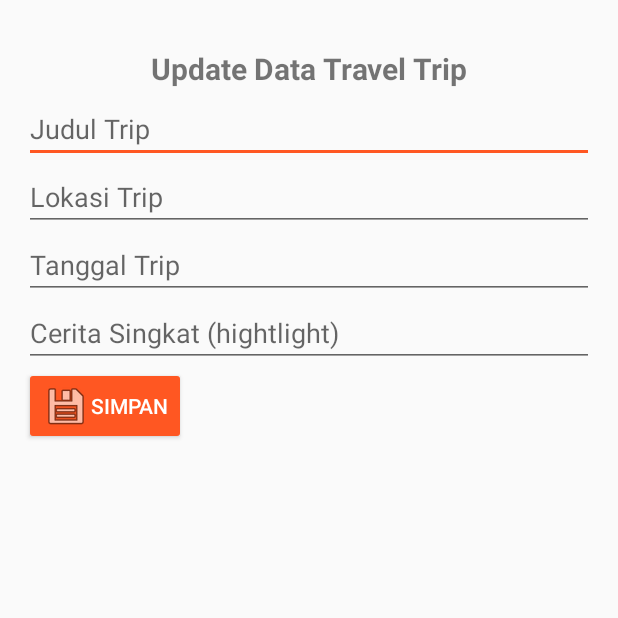
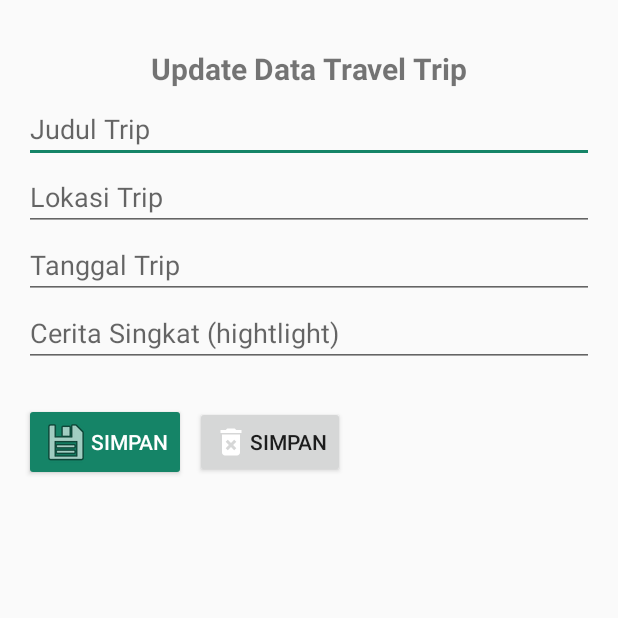
Before and after one commit to alvimuh/MyTravelTrip, an Android app: the UpdateTripActivity screen opened directly, with no data from a screen before it, on a phone screen of 412 x 824 dp, the top half of it. Run offline under Robolectric (Android 15) with nearby library versions, the phone set to English and light mode, and no system bars.

Commit message:
Add edit button

```diff
--- /dev/null
+++ b/app/src/main/res/drawable/ic_date_range_black_24dp.xml
@@ -0,0 +1,5 @@
+<vector android:height="24dp" android:tint="#FFFFFF"
+    android:viewportHeight="24.0" android:viewportWidth="24.0"
+    android:width="24dp" xmlns:android="http://schemas.android.com/apk/res/android">
+    <path android:fillColor="#FF000000" android:pathData="M9,11L7,11v2h2v-2zM13,11h-2v2h2v-2zM17,11h-2v2h2v-2zM19,4h-1L18,2h-2v2L8,4L8,2L6,2v2L5,4c-1.11,0 -1.99,0.9 -1.99,2L3,20c0,1.1 0.89,2 2,2h14c1.1,0 2,-0.9 2,-2L21,6c0,-1.1 -0.9,-2 -2,-2zM19,20L5,20L5,9h14v11z"/>
+</vector>
--- /dev/null
+++ b/app/src/main/res/drawable/ic_delete_forever_black_24dp.xml
@@ -0,0 +1,5 @@
+<vector android:height="24dp" android:tint="#FFFFFF"
+    android:viewportHeight="24.0" android:viewportWidth="24.0"
+    android:width="24dp" xmlns:android="http://schemas.android.com/apk/res/android">
+    <path android:fillColor="#FF000000" android:pathData="M6,19c0,1.1 0.9,2 2,2h8c1.1,0 2,-0.9 2,-2L18,7L6,7v12zM8.46,11.88l1.41,-1.41L12,12.59l2.12,-2.12 1.41,1.41L13.41,14l2.12,2.12 -1.41,1.41L12,15.41l-2.12,2.12 -1.41,-1.41L10.59,14l-2.13,-2.12zM15.5,4l-1,-1h-5l-1,1L5,4v2h14L19,4z"/>
+</vector>
--- a/app/src/main/res/layout/activity_update_trip.xml
+++ b/app/src/main/res/layout/activity_update_trip.xml
@@ -65,6 +65,12 @@
                 android:ems="10"
                 android:hint="Cerita Singkat (hightlight)"
                 android:inputType="textMultiLine" />
+            <LinearLayout
+                android:layout_marginTop="@dimen/fab_margin"
+                android:layout_width="wrap_content"
+                android:layout_height="wrap_content"
+                android:orientation="horizontal"
+                >
             <Button
                 style="@style/ButtonGeneral"
                 android:id="@+id/button_main"
@@ -72,7 +78,15 @@
                 android:layout_height="wrap_content"
                 android:text="@string/save_button"
                 android:drawableLeft="@android:drawable/ic_menu_save"/>
-        </LinearLayout>
+            <Button
+                android:layout_marginStart="6sp"
+                android:id="@+id/button_secondary"
+                android:layout_width="wrap_content"
+                android:layout_height="wrap_content"
+                android:text="@string/save_button"
+                android:drawableLeft="@drawable/ic_delete_forever_black_24dp"/>
+            </LinearLayout>
+            </LinearLayout>
     </RelativeLayout>
 
 
--- a/app/src/main/res/values/colors.xml
+++ b/app/src/main/res/values/colors.xml
@@ -1,8 +1,8 @@
 <?xml version="1.0" encoding="utf-8"?>
 <resources>
-    <color name="colorPrimary">#607D8B</color>
-    <color name="colorPrimaryDark">#455A64</color>
-    <color name="colorAccent">#FF5722</color>
-    <color name="colorSubTitle">#757575</color>
+    <color name="colorPrimary">#197163</color>
+    <color name="colorPrimaryDark">#065446</color>
+    <color name="colorAccent">#158467</color>
+    <color name="colorSubTitle">#4b5d67</color>
     <color name="gray">#f2f2f2f2</color>
 </resources>
--- a/app/src/main/res/values/dimens.xml
+++ b/app/src/main/res/values/dimens.xml
@@ -2,5 +2,5 @@
 <resources>
     <dimen name="activity_vertical_margin">16dp</dimen>
     <dimen name="activity_horizontal_margin">16dp</dimen>
-    <dimen name="fab_margin">16dp</dimen>
+    <dimen name="fab_margin">24dp</dimen>
 </resources>
```
Also changed, not shown: app/src/main/java/com/example/TPMA2_10517094/DetailTripActivity.java (+6 -19 lines), app/src/main/res/layout/activity_detail_trip.xml (+17 -2 lines), app/src/main/res/layout/activity_main.xml (+5 -2 lines), app/src/main/res/drawable/travel1.jpg, app/src/main/res/drawable/travel2.jpg (added).
